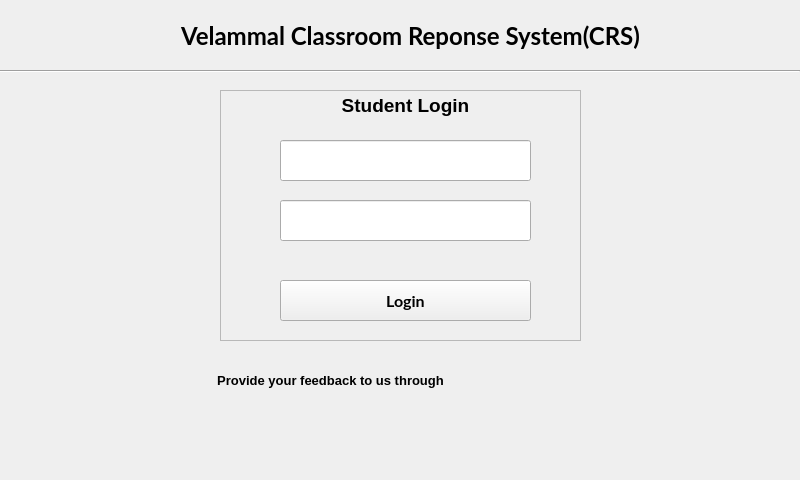
Shivakishore14/VCRS, file Client/Login.ui: the form before one commit.
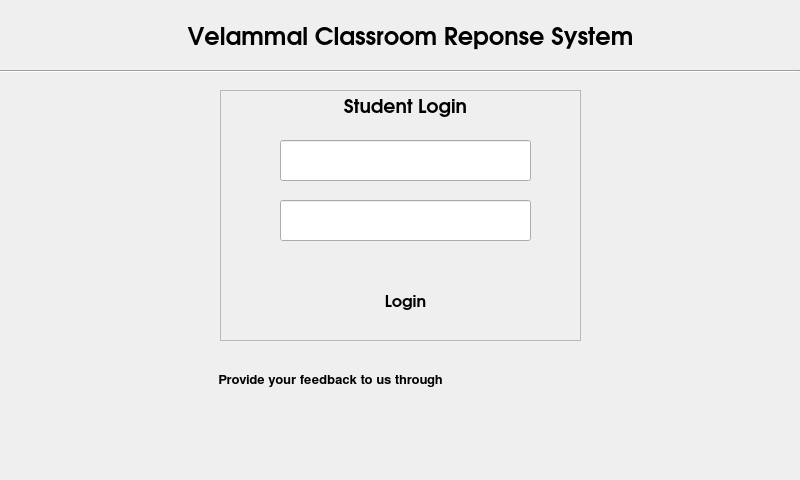
The form after the commit.

```diff
--- a/Client/Login.ui
+++ b/Client/Login.ui
@@ -25,14 +25,14 @@
     </property>
     <property name="font">
      <font>
-      <family>Lato</family>
+      <family>URW Gothic L</family>
       <pointsize>18</pointsize>
       <weight>75</weight>
       <bold>true</bold>
      </font>
     </property>
     <property name="text">
-     <string>Velammal Classroom Reponse System(CRS)</string>
+     <string>Velammal Classroom Reponse System</string>
     </property>
     <property name="alignment">
      <set>Qt::AlignCenter</set>
@@ -85,6 +85,7 @@
      </property>
      <property name="font">
       <font>
+       <family>URW Gothic L</family>
        <pointsize>14</pointsize>
        <weight>75</weight>
        <bold>true</bold>
@@ -153,7 +154,7 @@
      </property>
      <property name="font">
       <font>
-       <family>Lato</family>
+       <family>URW Gothic L</family>
        <pointsize>12</pointsize>
        <weight>75</weight>
        <italic>false</italic>
@@ -163,6 +164,9 @@
      <property name="text">
       <string>Login</string>
      </property>
+     <property name="flat">
+      <bool>true</bool>
+     </property>
     </widget>
     <widget class="QLabel" name="label_6">
      <property name="geometry">
@@ -232,6 +236,7 @@
     </property>
     <property name="font">
      <font>
+      <family>FreeSans</family>
       <pointsize>10</pointsize>
       <weight>75</weight>
       <bold>true</bold>
```
Left out of the diff: 4 changed lines with no effect on the pictures.
